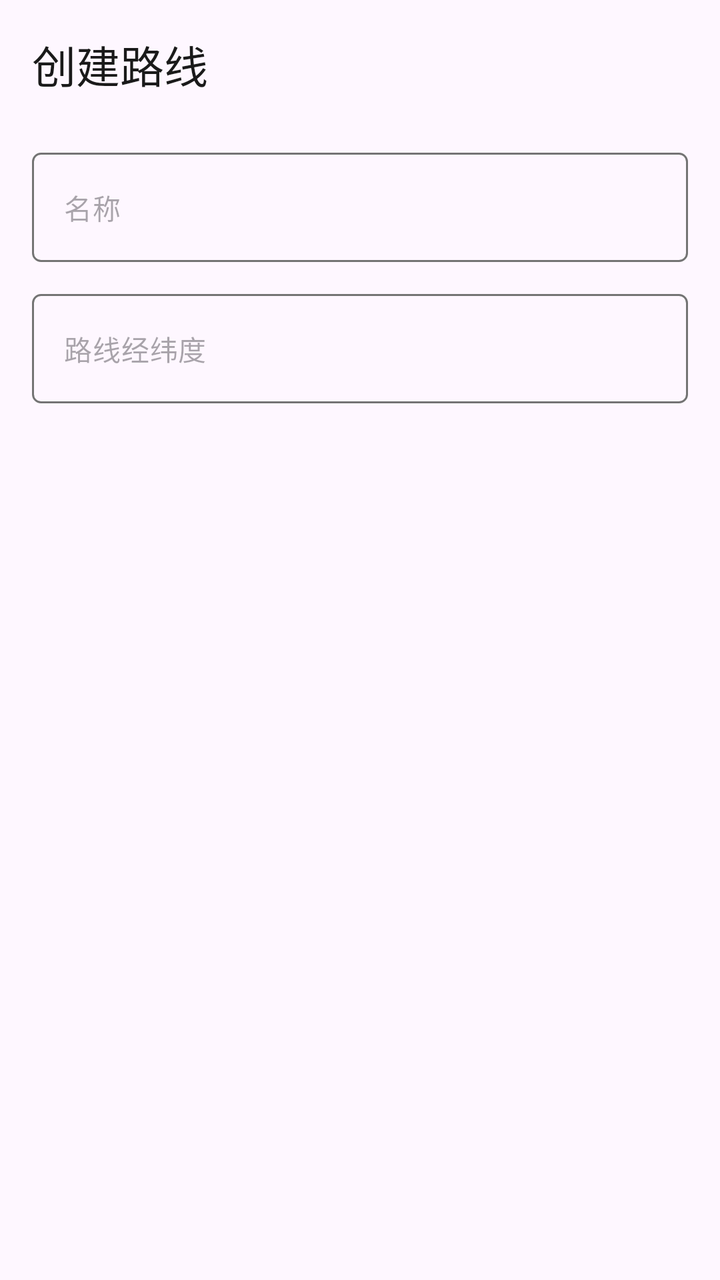
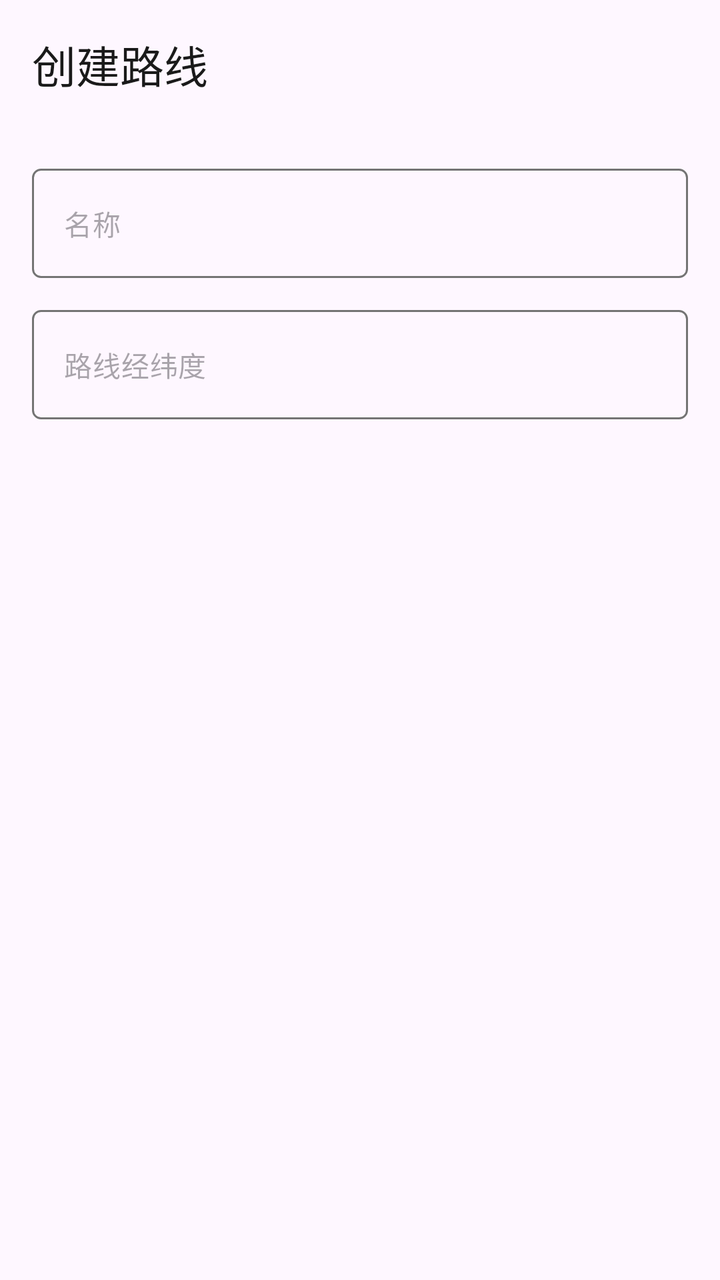

Compare the two renders of this Android layout. The source of the first and the diff that turns it into the second are given below.
<!-- AndroidManifest.xml: application theme AppTheme -->
<!-- res/layout/dialog_add_route.xml -->
<?xml version="1.0" encoding="utf-8"?>
<LinearLayout
    xmlns:android="http://schemas.android.com/apk/res/android"
    xmlns:app="http://schemas.android.com/apk/res-auto"
    android:layout_width="match_parent"
    android:layout_height="wrap_content"
    android:orientation="vertical"
    android:padding="16dp">

        <TextView
            android:layout_width="match_parent"
            android:layout_height="wrap_content"
            android:text="@string/add_route"
            android:textAppearance="?attr/textAppearanceTitleLarge"
            android:textColor="?attr/colorOnSurface"
            android:paddingBottom="12dp"/>

        <com.google.android.material.textfield.TextInputLayout
            android:layout_width="match_parent"
            android:layout_height="wrap_content"
            android:layout_marginTop="16dp"
            app:boxBackgroundMode="none"
            app:hintEnabled="false"
            >

            <com.google.android.material.textfield.TextInputEditText
                android:id="@+id/etRouteName"
                android:layout_width="match_parent"
                android:layout_height="wrap_content"
                android:imeOptions="actionNext"
                android:inputType="text"
                android:singleLine="true"
                android:textColor="?attr/colorOnSurface"
                android:textAppearance="@style/TextAppearance.Material3.BodyMedium"
                android:hint="@string/name"
                android:background="@drawable/edit_text_box">

                
            </com.google.android.material.textfield.TextInputEditText>
        </com.google.android.material.textfield.TextInputLayout>

        <com.google.android.material.textfield.TextInputLayout
            android:layout_width="match_parent"
            android:layout_height="wrap_content"
            android:layout_marginTop="16dp"
            app:boxBackgroundMode="none"
            app:hintEnabled="false"
            >

            <com.google.android.material.textfield.TextInputEditText
                android:id="@+id/etRouteSet"
                android:layout_width="match_parent"
                android:layout_height="wrap_content"
                android:imeOptions="actionNext"
                android:inputType="text"
                android:singleLine="true"
                android:textColor="?attr/colorOnSurface"
                android:textAppearance="@style/TextAppearance.Material3.BodyMedium"
                android:hint="@string/route_set"
                android:background="@drawable/edit_text_box">
            </com.google.android.material.textfield.TextInputEditText>
        </com.google.android.material.textfield.TextInputLayout>

</LinearLayout>
<!-- resources referenced by this layout -->
<resources>
  <!-- drawable edit_text_box (drawable) -->
  <?xml version="1.0" encoding="utf-8"?>
  <selector xmlns:android="http://schemas.android.com/apk/res/android">
      <item android:state_focused="true">
          <shape android:shape="rectangle">
              <solid android:color="@android:color/transparent" />
              <stroke android:width="2dp" android:color="?attr/colorPrimary" />
              <corners android:radius="4dp" />
          </shape>
      </item>
      <item>
          <shape android:shape="rectangle">
              <solid android:color="@android:color/transparent" />
              <stroke android:width="1dp" android:color="?attr/colorOutline" />
              <corners android:radius="4dp" />
          </shape>
      </item>
  </selector>
  <string name="add_route">创建路线</string>
  <string name="name">名称</string>
  <string name="route_set">路线经纬度</string>
  <style name="AppTheme" parent="Theme.Material3.Light.NoActionBar">
          
          <item name="colorPrimary">#5F5F5F</item>
          <item name="colorOnPrimary">#FFFFFF</item>
          <item name="colorPrimaryContainer">#E0E0E0</item>
          <item name="colorOnPrimaryContainer">#1E1E1E</item>
          <item name="colorSecondary">#494949</item>
          <item name="colorOnSecondary">#FFFFFF</item>
          <item name="colorSecondaryContainer">#E7E7E7</item>
          <item name="colorOnSecondaryContainer">#2A2A2A</item>
          <item name="colorSurface">#FFFFFF</item>
          <item name="colorOnSurface">#1A1A1A</item>
          <item name="colorSurfaceVariant">#F0F0F0</item>
          <item name="colorOnSurfaceVariant">#5F5F5F</item>
          <item name="colorOutline">#747474</item>
  
          
          <item name="android:statusBarColor">@android:color/transparent</item>
          <item name="android:windowDrawsSystemBarBackgrounds">true</item>
          <item name="android:windowTranslucentStatus">true</item>
          <item name="windowActionModeOverlay">true</item>
          <item name="windowActionBar">false</item>
          <item name="windowNoTitle">true</item>
  
          
          <item name="searchViewStyle">@style/Portal.SearchViewStyle</item>
          <item name="sliderStyle">@style/Portal.SliderTheme</item>
          <item name="android:popupMenuStyle">@style/PortalPopupMenuStyle</item>
      </style>
  <style name="Portal.SearchViewStyle" parent="Widget.AppCompat.SearchView" />
  <style name="Portal.SliderTheme" parent="Widget.Material3.Slider" />
  <style name="PortalPopupMenuStyle" parent="Widget.Material3.PopupMenu">
          <item name="android:popupAnimationStyle">@style/PortalPopupAnimation</item>
      </style>
  <style name="PortalPopupAnimation">
          <item name="android:windowEnterAnimation">@anim/popup_in_top_end</item>
          <item name="android:windowExitAnimation">@anim/popup_out_top_end</item>
      </style>
</resources>

<!-- the commit's change to res/layout/dialog_add_route.xml (unified diff, before → after) -->
@@ -13,7 +13,7 @@
             android:text="@string/add_route"
             android:textAppearance="?attr/textAppearanceTitleLarge"
             android:textColor="?attr/colorOnSurface"
-            android:paddingBottom="12dp"/>
+            android:paddingBottom="20dp"/>
 
         <com.google.android.material.textfield.TextInputLayout
             android:layout_width="match_parent"
